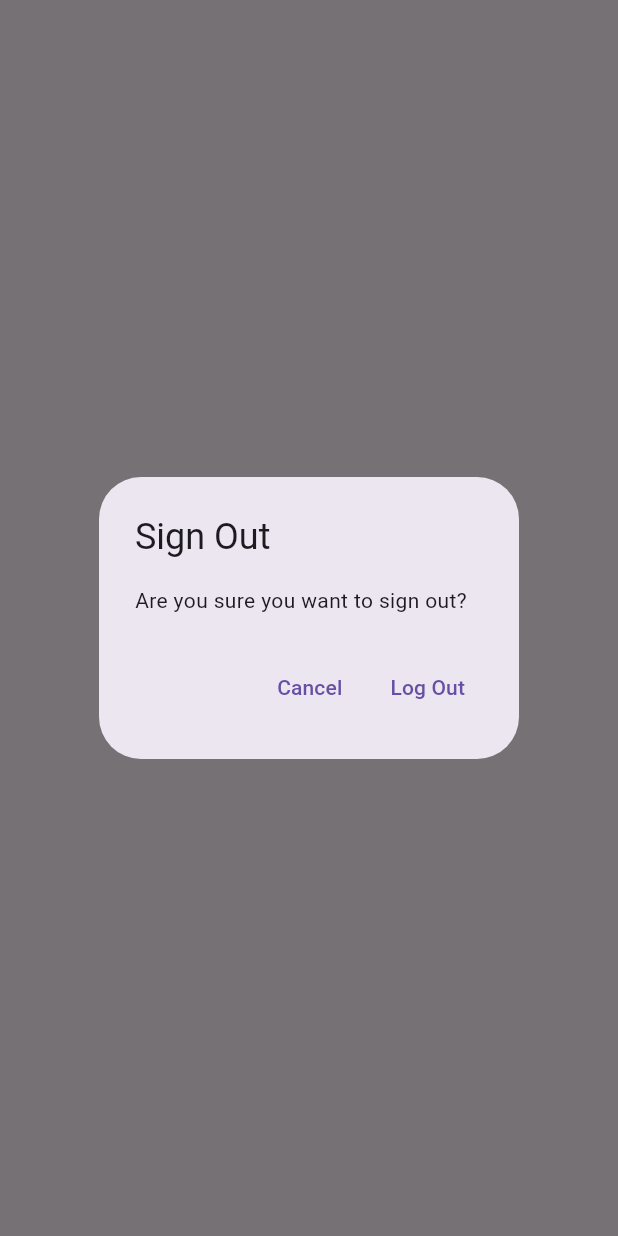
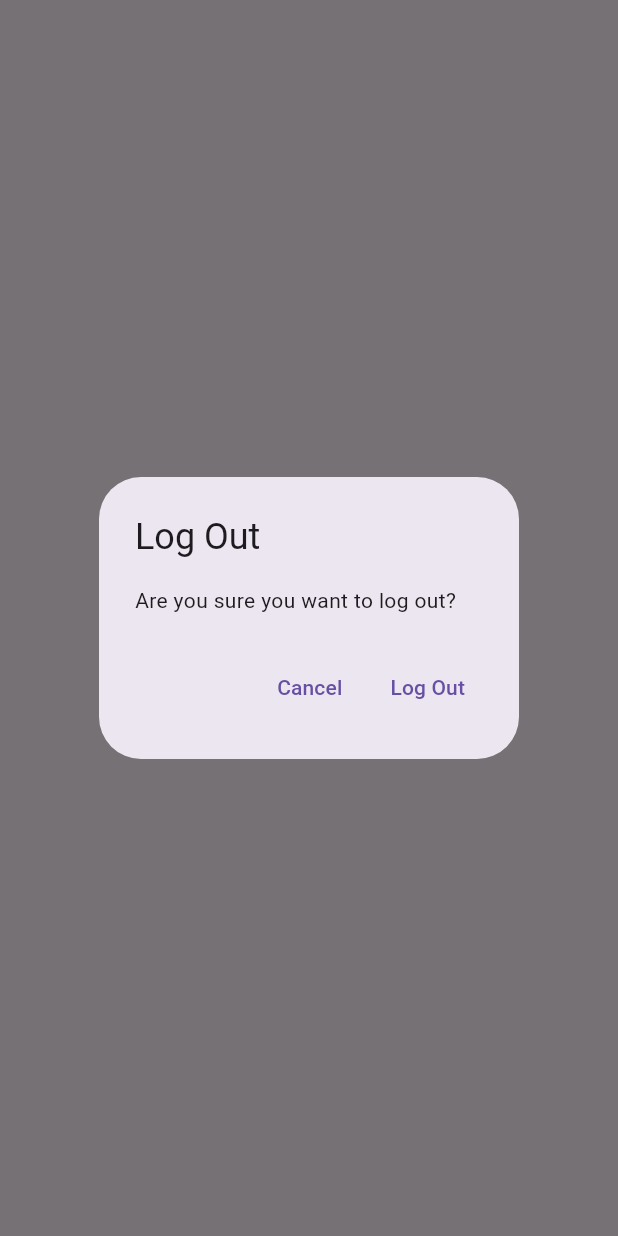
Before and after one commit to NerdyWithZainab/Notes-App, a Flutter app: what showLogOutDialog() shows on an empty page, opened directly, on a phone screen of 412 x 824 dp. Run offline on Flutter 3.47's test engine with Material 3 defaults, Android fonts, the phone set to English and light mode, and no system bars; our stand-ins replace firebase_auth, firebase_core, google_sign_in, sqflite; accounts and stored records are empty; network calls fail.

Commit message:
Generated dialogs for delete functionality

```diff
--- /dev/null
+++ b/notes/lib/utilities/dialogs/generic_dialog.dart
@@ -0,0 +1,32 @@
+import 'package:flutter/material.dart';
+
+typedef DialogOptionBuilder<T> = Map<String, T?> Function();
+
+Future<T?> showGenericDialog<T>({
+  required BuildContext context,
+  required String title,
+  required String content,
+  required DialogOptionBuilder optionsBuilder,
+}) {
+  final options = optionsBuilder();
+  return showDialog<T>(
+      context: context,
+      builder: (context) {
+        return AlertDialog(
+          title: Text(title),
+          content: Text(content),
+          actions: options.keys.map((optionTitle) {
+            final value = options[optionTitle];
+            return TextButton(
+                onPressed: () {
+                  if (value != null) {
+                    Navigator.of(context).pop(value);
+                  } else {
+                    Navigator.of(context).pop();
+                  }
+                },
+                child: Text(optionTitle));
+          }).toList(),
+        );
+      });
+}
--- /dev/null
+++ b/notes/lib/utilities/dialogs/logout_dialog.dart
@@ -0,0 +1,16 @@
+import 'package:flutter/widgets.dart';
+import 'package:notes/utilities/dialogs/generic_dialog.dart';
+
+Future<bool> showLogOutDialog(BuildContext context) {
+  return showGenericDialog<bool>(
+    context: context,
+    title: 'Log Out',
+    content: 'Are you sure you want to log out?',
+    optionsBuilder: () => {
+      'Cancel': false,
+      'Log Out': true,
+    },
+  ).then(
+    (value) => value ?? false,
+  );
+}
--- a/notes/lib/views/notes/notes_view.dart
+++ b/notes/lib/views/notes/notes_view.dart
@@ -5,6 +5,8 @@ import 'dart:developer' as devtools show log;
 
 import 'package:notes/services/auth/auth_service.dart';
 import 'package:notes/services/crud/notes_service.dart';
+import 'package:notes/utilities/dialogs/logout_dialog.dart';
+import 'package:notes/views/notes_list_view.dart';
 
 class NotesView extends StatefulWidget {
   const NotesView({super.key});
@@ -86,18 +88,10 @@ class _NotesViewState extends State<NotesView> {
                           if (snapshot.hasData) {
                             final allNotes =
                                 snapshot.data as List<DatabaseNote>;
-                            return ListView.builder(
-                              itemCount: allNotes.length,
-                              itemBuilder: (context, index) {
-                                final note = allNotes[index];
-                                return ListTile(
-                                  title: Text(
-                                    note.text,
-                                    maxLines: 1,
-                                    softWrap: true,
-                                    overflow: TextOverflow.ellipsis,
-                                  ),
-                                );
+                            return NotesListView(
+                              notes: allNotes,
+                              onDeleteNote: (note) async {
+                                await _notesService.deleteNote(id: note.id);
                               },
                             );
                           } else {
@@ -115,26 +109,3 @@ class _NotesViewState extends State<NotesView> {
     );
   }
 }
-
-Future<bool> showLogOutDialog(BuildContext context) {
-  return showDialog<bool>(
-      context: context,
-      builder: (context) {
-        return AlertDialog(
-          title: const Text("Sign Out"),
-          content: const Text("Are you sure you want to sign out?"),
-          actions: [
-            TextButton(
-                onPressed: () {
-                  Navigator.of(context).pop(false);
-                },
-                child: const Text('Cancel')),
-            TextButton(
-                onPressed: () {
-                  Navigator.of(context).pop(true);
-                },
-                child: const Text('Log Out'))
-          ],
-        );
-      }).then((value) => value ?? false);
-}
```
Also changed, not shown: notes/lib/utilities/dialogs/delete_dialog.dart (added, +16 -0 lines), notes/lib/utilities/dialogs/error_dialog.dart (added, +16 -0 lines), notes/lib/utilities/show_error_dialog.dart (deleted, +0 -18 lines), notes/lib/views/login_view.dart (+10 -16 lines), notes/lib/views/notes_list_view.dart (added, +37 -0 lines), notes/lib/views/register_view.dart (+17 -15 lines).
